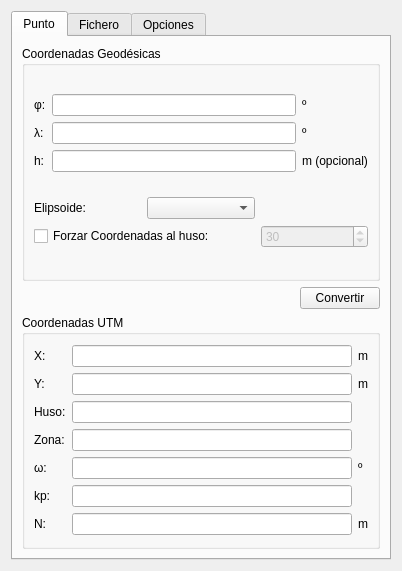
This is Formularios/Geo2UTM.ui in tonihr/pyGeo as Qt 5 draws it before an edit. The edited form follows.
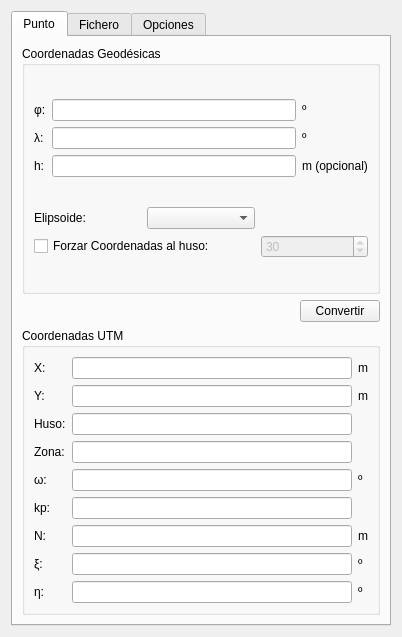
This is the edited form.

What changed in the file:
```diff
--- a/Formularios/Geo2UTM.ui
+++ b/Formularios/Geo2UTM.ui
@@ -7,7 +7,7 @@
     <x>0</x>
     <y>0</y>
     <width>402</width>
-    <height>571</height>
+    <height>637</height>
    </rect>
   </property>
   <property name="windowTitle">
@@ -279,6 +279,40 @@
               </property>
              </widget>
             </item>
+            <item row="7" column="1">
+             <widget class="QLineEdit" name="lineEdit_13"/>
+            </item>
+            <item row="8" column="1">
+             <widget class="QLineEdit" name="lineEdit_14"/>
+            </item>
+            <item row="7" column="2">
+             <widget class="QLabel" name="label_30">
+              <property name="text">
+               <string>º</string>
+              </property>
+             </widget>
+            </item>
+            <item row="8" column="2">
+             <widget class="QLabel" name="label_31">
+              <property name="text">
+               <string>º</string>
+              </property>
+             </widget>
+            </item>
+            <item row="7" column="0">
+             <widget class="QLabel" name="label_32">
+              <property name="text">
+               <string>ξ:</string>
+              </property>
+             </widget>
+            </item>
+            <item row="8" column="0">
+             <widget class="QLabel" name="label_33">
+              <property name="text">
+               <string>η:</string>
+              </property>
+             </widget>
+            </item>
            </layout>
           </item>
          </layout>
```
